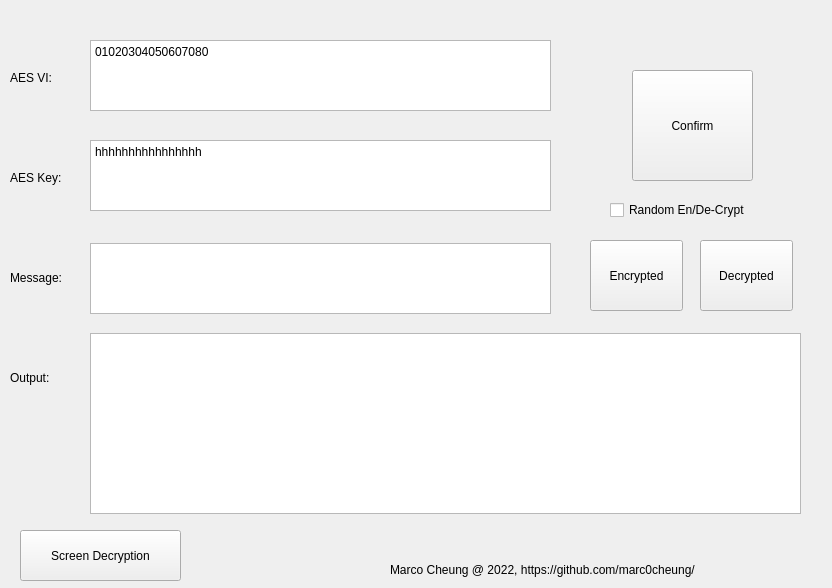
Before: the Qt Designer form AES/QtUI/aes_mainpage.ui in marc0cheung/SendMessageSafe, drawn with Qt 5.
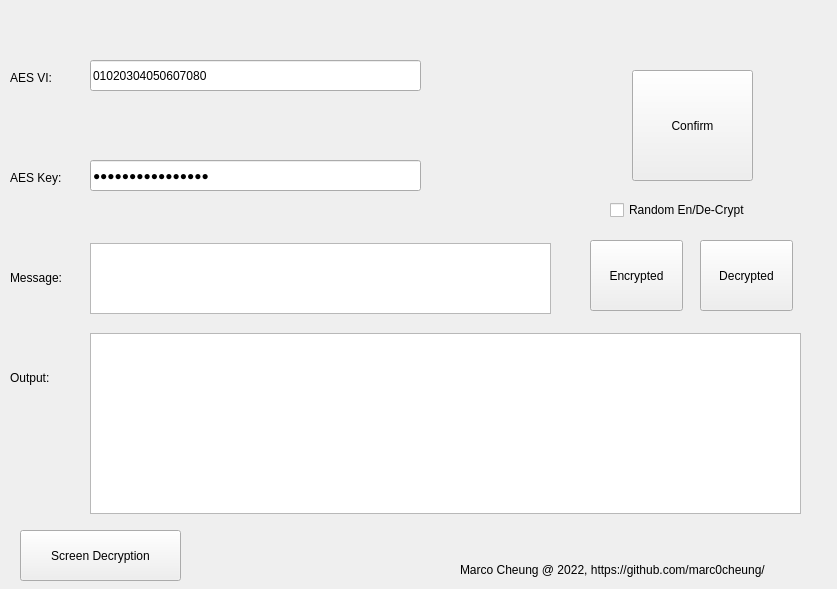
After: the same form once the commit is applied.

Commit message: Update UI for AES version SMS

The edit to the form file:
```diff
--- a/AES/QtUI/aes_mainpage.ui
+++ b/AES/QtUI/aes_mainpage.ui
@@ -6,8 +6,8 @@
    <rect>
     <x>0</x>
     <y>0</y>
-    <width>832</width>
-    <height>588</height>
+    <width>837</width>
+    <height>589</height>
    </rect>
   </property>
   <property name="windowTitle">
@@ -40,23 +40,6 @@
      <string>AES VI:</string>
     </property>
    </widget>
-   <widget class="QTextEdit" name="vi_input">
-    <property name="geometry">
-     <rect>
-      <x>90</x>
-      <y>40</y>
-      <width>461</width>
-      <height>71</height>
-     </rect>
-    </property>
-    <property name="html">
-     <string>&lt;!DOCTYPE HTML PUBLIC &quot;-//W3C//DTD HTML 4.0//EN&quot; &quot;http://www.w3.org/TR/REC-html40/strict.dtd&quot;&gt;
-&lt;html&gt;&lt;head&gt;&lt;meta name=&quot;qrichtext&quot; content=&quot;1&quot; /&gt;&lt;style type=&quot;text/css&quot;&gt;
-p, li { white-space: pre-wrap; }
-&lt;/style&gt;&lt;/head&gt;&lt;body style=&quot; font-family:'SimSun'; font-size:9pt; font-weight:400; font-style:normal;&quot;&gt;
-&lt;p style=&quot; margin-top:0px; margin-bottom:0px; margin-left:0px; margin-right:0px; -qt-block-indent:0; text-indent:0px;&quot;&gt;01020304050607080&lt;/p&gt;&lt;/body&gt;&lt;/html&gt;</string>
-    </property>
-   </widget>
    <widget class="QPushButton" name="encryptBtn">
     <property name="geometry">
      <rect>
@@ -129,23 +112,6 @@
      <string>Output:</string>
     </property>
    </widget>
-   <widget class="QTextEdit" name="key_input">
-    <property name="geometry">
-     <rect>
-      <x>90</x>
-      <y>140</y>
-      <width>461</width>
-      <height>71</height>
-     </rect>
-    </property>
-    <property name="html">
-     <string>&lt;!DOCTYPE HTML PUBLIC &quot;-//W3C//DTD HTML 4.0//EN&quot; &quot;http://www.w3.org/TR/REC-html40/strict.dtd&quot;&gt;
-&lt;html&gt;&lt;head&gt;&lt;meta name=&quot;qrichtext&quot; content=&quot;1&quot; /&gt;&lt;style type=&quot;text/css&quot;&gt;
-p, li { white-space: pre-wrap; }
-&lt;/style&gt;&lt;/head&gt;&lt;body style=&quot; font-family:'SimSun'; font-size:9pt; font-weight:400; font-style:normal;&quot;&gt;
-&lt;p style=&quot; margin-top:0px; margin-bottom:0px; margin-left:0px; margin-right:0px; -qt-block-indent:0; text-indent:0px;&quot;&gt;hhhhhhhhhhhhhhhh&lt;/p&gt;&lt;/body&gt;&lt;/html&gt;</string>
-    </property>
-   </widget>
    <widget class="QLabel" name="key_label">
     <property name="geometry">
      <rect>
@@ -162,9 +128,9 @@
    <widget class="QLabel" name="about_label">
     <property name="geometry">
      <rect>
-      <x>390</x>
+      <x>460</x>
       <y>560</y>
-      <width>431</width>
+      <width>361</width>
       <height>20</height>
      </rect>
     </property>
@@ -198,6 +164,38 @@
      <string>Random En/De-Crypt</string>
     </property>
    </widget>
+   <widget class="QLineEdit" name="key_input">
+    <property name="geometry">
+     <rect>
+      <x>90</x>
+      <y>160</y>
+      <width>331</width>
+      <height>31</height>
+     </rect>
+    </property>
+    <property name="text">
+     <string>hhhhhhhhhhhhhhhh</string>
+    </property>
+    <property name="echoMode">
+     <enum>QLineEdit::Password</enum>
+    </property>
+   </widget>
+   <widget class="QLineEdit" name="vi_input">
+    <property name="geometry">
+     <rect>
+      <x>90</x>
+      <y>60</y>
+      <width>331</width>
+      <height>31</height>
+     </rect>
+    </property>
+    <property name="text">
+     <string>01020304050607080</string>
+    </property>
+    <property name="echoMode">
+     <enum>QLineEdit::Normal</enum>
+    </property>
+   </widget>
   </widget>
  </widget>
  <resources/>
```
The commit also changes 2 other files.
